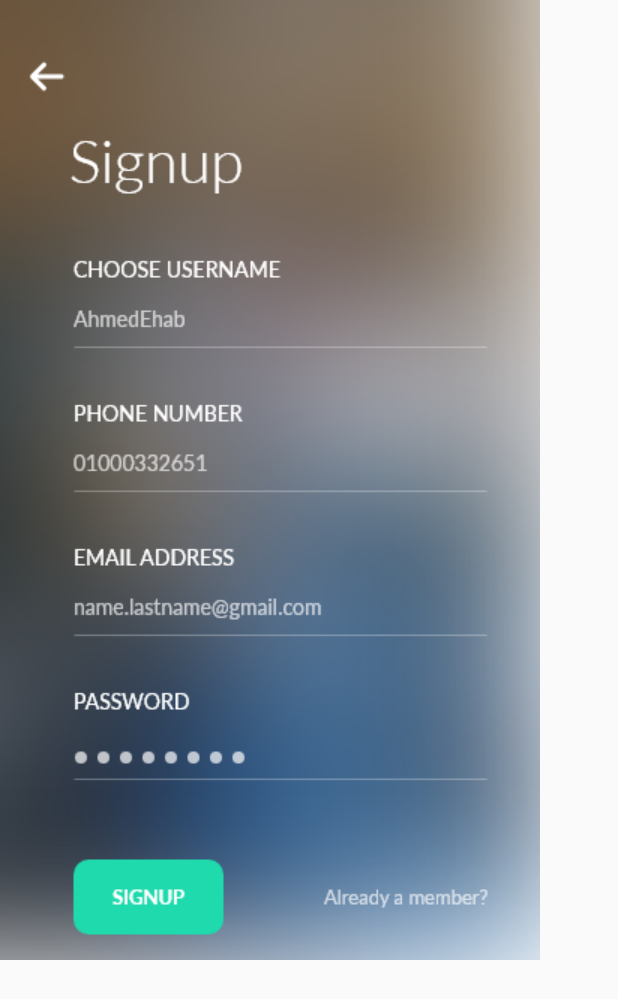
After one commit to ahmed1hisham/osta-belya, an Android app: the UserSignup screen opened directly, with no data from a screen before it, on a phone screen of 412 x 824 dp. The commit adds this screen. Shown: the top 999 px of the screen. Run offline under Robolectric (Android 15) with nearby library versions, the phone set to English and light mode, and no system bars.

Commit message:
old work

```diff
--- /dev/null
+++ b/app/src/main/java/com/example/ostabelya/activities/UserSignup.kt
@@ -0,0 +1,16 @@
+package com.example.ostabelya.activities
+
+import android.os.Bundle
+import android.app.Activity
+import com.example.ostabelya.R
+
+import kotlinx.android.synthetic.main.activity_user_signup.*
+
+class UserSignup : Activity() {
+
+    override fun onCreate(savedInstanceState: Bundle?) {
+        super.onCreate(savedInstanceState)
+        setContentView(R.layout.activity_user_signup)
+    }
+
+}
--- /dev/null
+++ b/app/src/main/res/layout/activity_user_signup.xml
@@ -0,0 +1,20 @@
+<?xml version="1.0" encoding="utf-8"?>
+<RelativeLayout
+        xmlns:android="http://schemas.android.com/apk/res/android"
+        xmlns:tools="http://schemas.android.com/tools"
+        xmlns:app="http://schemas.android.com/apk/res-auto"
+        android:layout_width="match_parent"
+        android:layout_height="match_parent"
+        tools:context=".activities.UserSignup">
+
+    <ImageView android:layout_width="360dp"
+               android:layout_height="640dp"
+               android:background="@drawable/img_user_signup"/>
+
+    <android.support.v7.widget.AppCompatButton android:layout_width="100dp" android:layout_height="50dp"
+                                               android:id="@+id/signup"
+                                               android:layout_marginLeft="49dp"
+                                               android:layout_marginTop="573dp"
+                                               android:background="#00ffffff"/>
+
+</RelativeLayout>
--- a/app/src/main/res/values/strings.xml
+++ b/app/src/main/res/values/strings.xml
@@ -1,3 +1,4 @@
 <resources>
     <string name="app_name">Osta Belya</string>
+    <string name="title_activity_user_signup">UserSignup</string>
 </resources>
```
Also changed, not shown: app/src/main/AndroidManifest.xml (+13 -4 lines), app/src/main/java/com/example/ostabelya/activities/MekaneekyLogin.kt (added, +13 -0 lines), app/src/main/java/com/example/ostabelya/activities/MekaneekySignup.kt (added, +13 -0 lines), app/src/main/java/com/example/ostabelya/activities/UserLogin.kt (added, +13 -0 lines), app/src/main/res/layout/activity_main.xml (+22 -12 lines), app/src/main/res/layout/activity_mekaneeky_login.xml (added, +10 -0 lines), app/src/main/res/layout/activity_mekaneeky_signup.xml (added, +10 -0 lines), app/src/main/res/layout/activity_user_login.xml (added, +20 -0 lines), app/src/main/res/drawable/img_home_page.png (added), app/src/main/res/drawable/img_user_login.png (added), app/src/main/res/drawable/img_user_signup.png (added).
